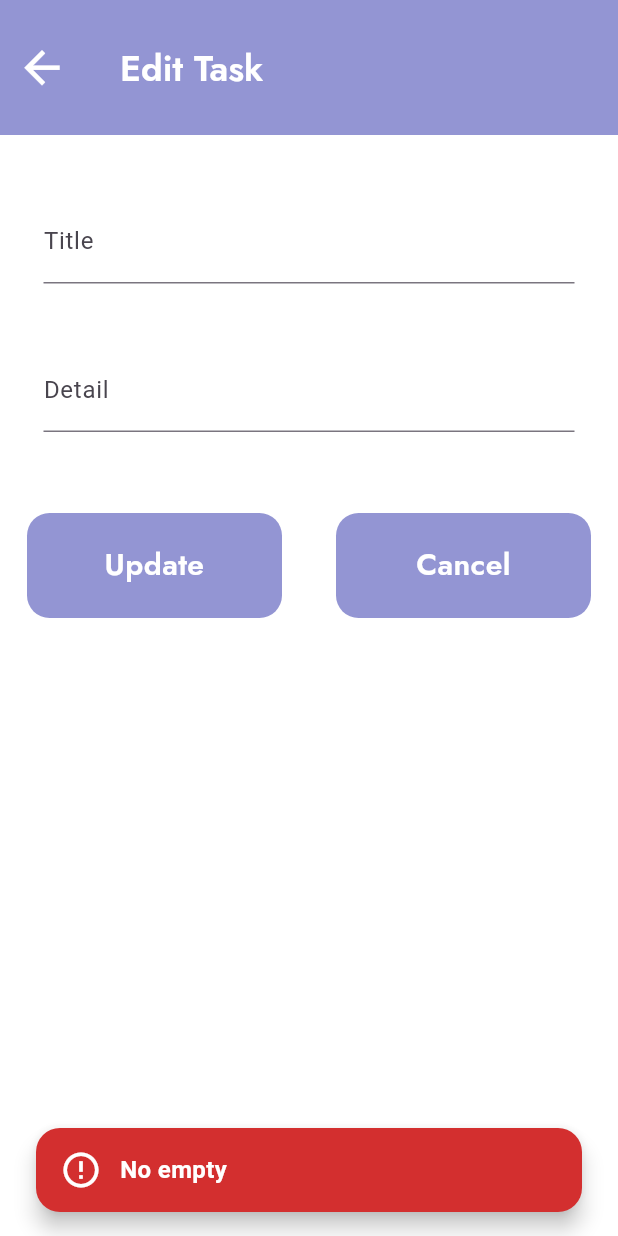
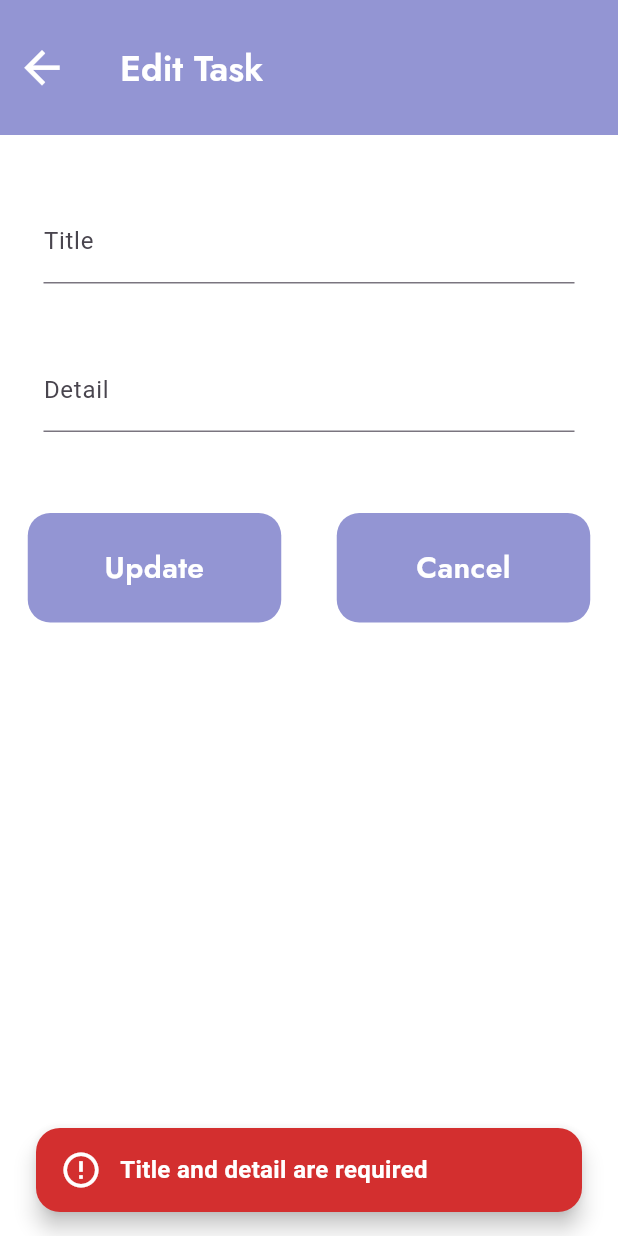
Before and after one commit to minKasent/Todo-app-with-rest-api, a Flutter app: the EditScreen screen opened by its route, after a tap on "Update", on a phone screen of 412 x 824 dp. Run offline on Flutter 3.47's test engine with Material 3 defaults, Android fonts, the phone set to English and light mode, and no system bars; our stand-ins replace connectivity_plus, hive, hive_flutter; accounts and stored records are empty; network calls fail.

```diff
--- /dev/null
+++ b/lib/components/app_button.dart
@@ -0,0 +1,37 @@
+import 'package:flutter/material.dart';
+import 'package:todo_app_with_rest_api/components/app_text.dart';
+import 'package:todo_app_with_rest_api/components/app_text_style.dart';
+import 'package:todo_app_with_rest_api/constants/app_colors_path.dart';
+
+class AppButton extends StatelessWidget {
+  final String content;
+  final double? width;
+  final VoidCallback onTap;
+  const AppButton({
+    required this.content,
+    this.width,
+    required this.onTap,
+    super.key,
+  });
+
+  @override
+  Widget build(BuildContext context) {
+    final size = MediaQuery.of(context);
+    return GestureDetector(
+      onTap: onTap,
+      child: Container(
+        width: width ?? size.size.width,
+        decoration: BoxDecoration(
+          borderRadius: BorderRadius.circular(15),
+          color: AppColorsPath.purple,
+        ),
+        padding: const EdgeInsets.only(top: 22, bottom: 22),
+        alignment: Alignment.center,
+        child: AppText(
+          content: content,
+          style: AppTextStyle.text24SemiBold.copyWith(fontSize: 20),
+        ),
+      ),
+    );
+  }
+}
--- a/lib/provider/task_provider.dart
+++ b/lib/provider/task_provider.dart
@@ -90,7 +90,6 @@ class TaskProvider with ChangeNotifier {
     } catch (e) {
       debugPrint("Error in addTask $e");
       _setError("Failed to add task: $e");
-      rethrow; // Để UI có thể catch error
     } finally {
       _setLoading(false);
     }
@@ -110,8 +109,7 @@ class TaskProvider with ChangeNotifier {
       }
     } catch (e) {
       debugPrint("Error in updateTask $e");
-      _setError("Failed to update task: $e");
-      rethrow; // Để UI có thể catch error
+      _setError("Failed to updateTask: $e");
     } finally {
       _setLoading(false);
     }
--- a/lib/screens/edit_screen.dart
+++ b/lib/screens/edit_screen.dart
@@ -1,5 +1,6 @@
 import 'package:flutter/material.dart';
 import 'package:provider/provider.dart';
+import 'package:todo_app_with_rest_api/components/app_button.dart';
 import 'package:todo_app_with_rest_api/components/app_text.dart';
 import 'package:todo_app_with_rest_api/components/app_text_field.dart';
 import 'package:todo_app_with_rest_api/components/app_text_style.dart';
@@ -20,10 +21,13 @@ class _EditScreenState extends State<EditScreen> {
   final _titleController = TextEditingController();
   final _detailController = TextEditingController();
   Task? _task;
+  double screenWidth = 0;
 
   @override
   void didChangeDependencies() {
     super.didChangeDependencies();
+    screenWidth = MediaQuery.of(context).size.width;
+
     if (_task == null) {
       final args = ModalRoute.of(context)!.settings.arguments as Map?;
       if (args != null && args.containsKey('task')) {
@@ -65,14 +69,35 @@ class _EditScreenState extends State<EditScreen> {
             Row(
               mainAxisAlignment: MainAxisAlignment.spaceAround,
               children: [
-                GestureDetector(
+                AppButton(
                   onTap: () async {
+                    await _updateTask(context);
+                  },
+                  content: "Update",
+                  width: (screenWidth - 14 * 2 - 46) / 2,
+                ),
+                AppButton(
+                  onTap: () {
+                    Navigator.pop(context);
+                  },
+                  content: "Cancel",
+                  width: (screenWidth - 14 * 2 - 46) / 2,
+                ),
+              ],
+            ),
+          ],
+        ),
+      ),
+    );
+  }
+
+  Future<void> _updateTask(BuildContext context) async {
     String title = _titleController.text.trim();
     String detail = _detailController.text.trim();
     if (title.isEmpty || detail.isEmpty) {
       showCustomSnackBar(
         context,
-                        message: "No empty",
+        message: "Title and detail are required",
         icon: Icons.error_outline,
         backgroundColor: AppColorsPath.red,
       );
@@ -80,10 +105,7 @@ class _EditScreenState extends State<EditScreen> {
     }
     if (_task != null) {
       try {
-                        final updatedTask = _task!.copyWith(
-                          title: title,
-                          description: detail,
-                        );
+        final updatedTask = _task!.copyWith(title: title, description: detail);
         await context.read<TaskProvider>().updateTask(updatedTask);
         if (context.mounted) {
           Navigator.pop(context);
@@ -105,37 +127,5 @@ class _EditScreenState extends State<EditScreen> {
         }
       }
     }
-                  },
-                  child: _buildButtonWidget(content: "Update"),
-                ),
-                GestureDetector(
-                  onTap: () {
-                    Navigator.pop(context);
-                  },
-                  child: _buildButtonWidget(content: "Cancel"),
-                ),
-              ],
-            ),
-          ],
-        ),
-      ),
-    );
-  }
-
-  Container _buildButtonWidget({required String content}) {
-    return Container(
-      width: 170,
-      height: 70,
-      decoration: BoxDecoration(
-        borderRadius: BorderRadius.circular(15),
-        color: AppColorsPath.purple,
-      ),
-      child: Center(
-        child: AppText(
-          content: content,
-          style: AppTextStyle.text24SemiBold.copyWith(fontSize: 20),
-        ),
-      ),
-    );
   }
 }
```
Also changed, not shown: lib/repositories/task_repository.dart (+117 -5 lines), lib/screens/add_screen.dart (+7 -28 lines), lib/screens/home_screen.dart (+8 -2 lines), lib/services/api_service.dart (+11 -21 lines), lib/services/storage_service.dart (+64 -0 lines). Lines whose indentation alone changed are shown as unchanged.
